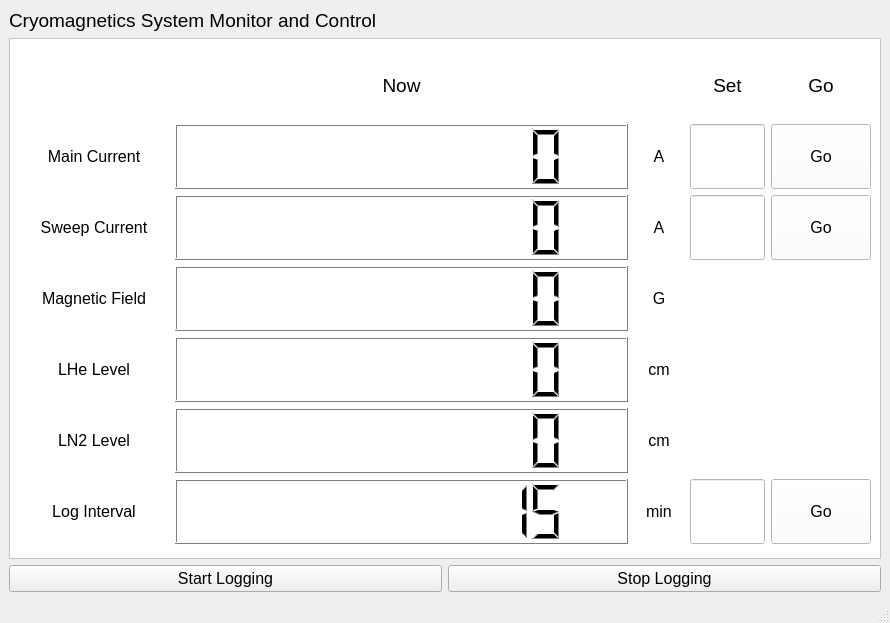
Old version of the form mr_freeze/ui/MainwindowUI.ui in the repository MichalKononenko/MrFreeze.
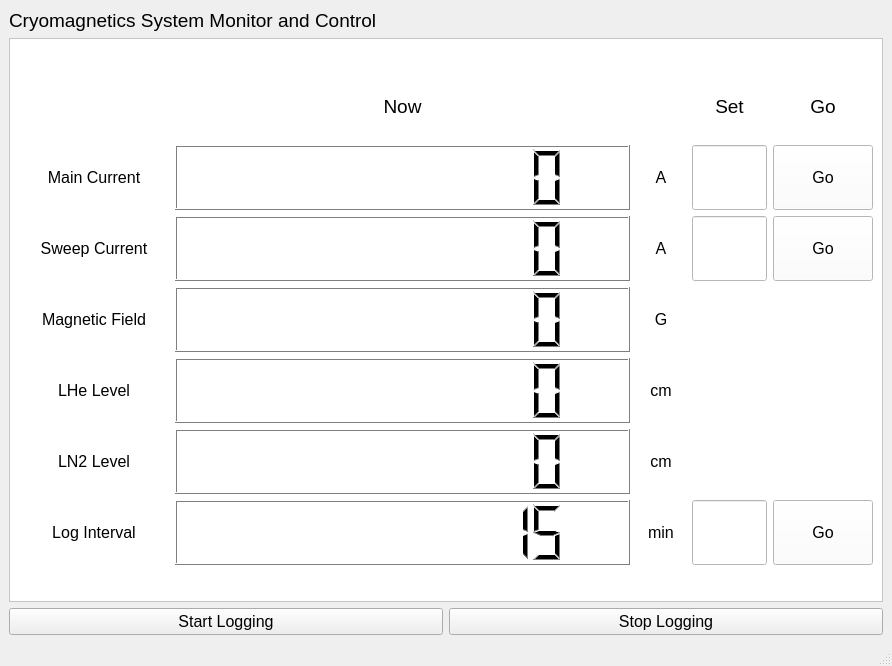
New version of the form. Icons and pictures are not drawn.

What changed in the file:
```diff
--- a/mr_freeze/ui/MainwindowUI.ui
+++ b/mr_freeze/ui/MainwindowUI.ui
@@ -6,8 +6,8 @@
    <rect>
     <x>0</x>
     <y>0</y>
-    <width>890</width>
-    <height>623</height>
+    <width>892</width>
+    <height>666</height>
    </rect>
   </property>
   <property name="maximumSize">
@@ -462,8 +462,8 @@
         <rect>
          <x>0</x>
          <y>0</y>
-         <width>870</width>
-         <height>484</height>
+         <width>872</width>
+         <height>527</height>
         </rect>
        </property>
        <layout class="QGridLayout" name="gridLayout_3">
```
Left out of the diff: 10 changed lines with no effect on the pictures.
